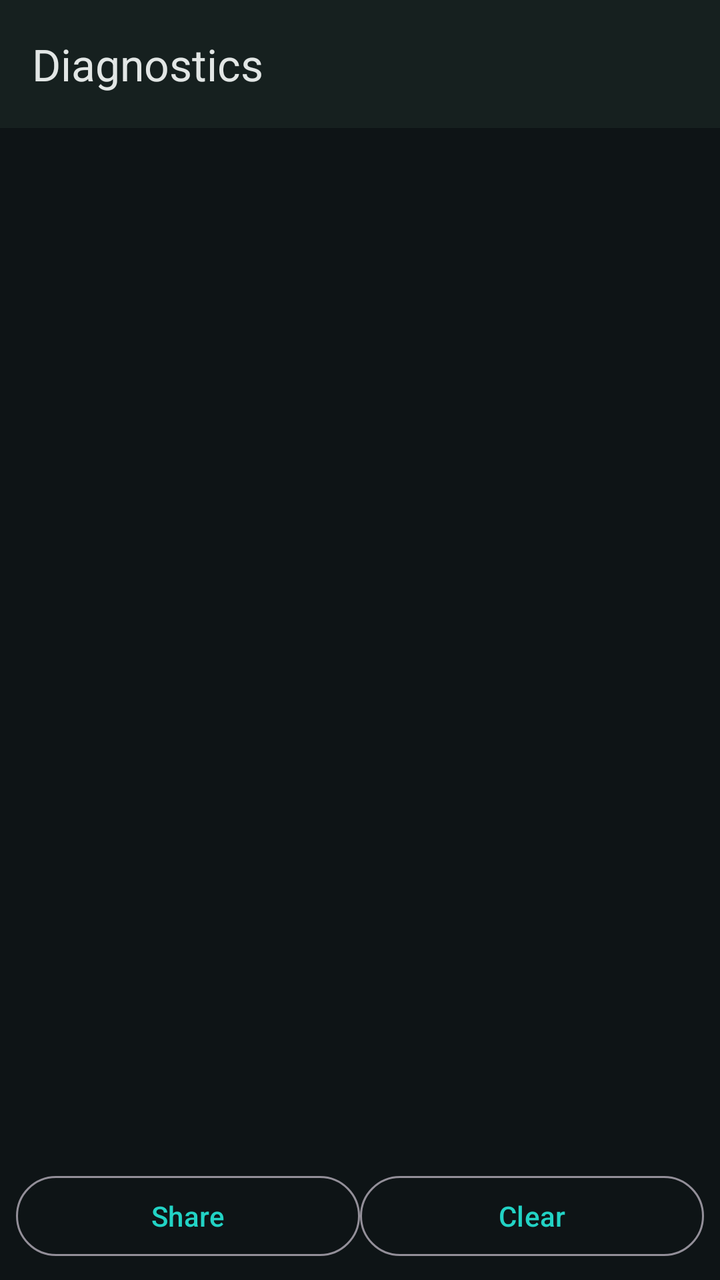
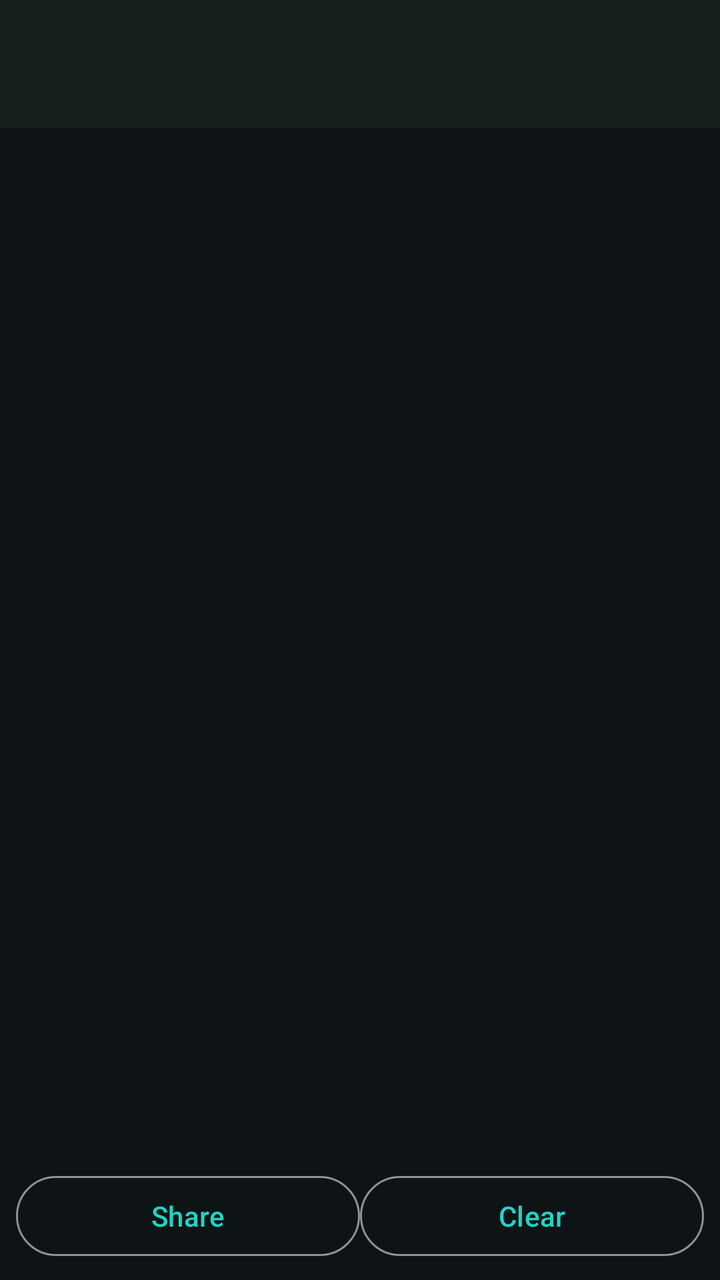

Before-and-after screenshots of an Android layout around one commit, followed by the original layout XML and the change that was made.
<!-- AndroidManifest.xml: application theme Theme.MissingLynk -->
<!-- res/layout/activity_diagnostics.xml -->
<?xml version="1.0" encoding="utf-8"?>
<LinearLayout xmlns:android="http://schemas.android.com/apk/res/android"
    xmlns:app="http://schemas.android.com/apk/res-auto"
    android:layout_width="match_parent"
    android:layout_height="match_parent"
    android:orientation="vertical"
    android:fitsSystemWindows="true">

    <com.google.android.material.appbar.MaterialToolbar
        android:id="@+id/toolbar"
        android:layout_width="match_parent"
        android:layout_height="?attr/actionBarSize"
        android:background="?attr/colorSurface"
        app:title="@string/diagnostics_title"
        app:titleTextColor="?attr/colorOnSurface" />

    <ScrollView
        android:id="@+id/diag_scroll"
        android:layout_width="match_parent"
        android:layout_height="0dp"
        android:layout_weight="1">

        <TextView
            android:id="@+id/diag_text"
            android:layout_width="match_parent"
            android:layout_height="wrap_content"
            android:padding="16dp"
            android:fontFamily="monospace"
            android:textSize="12sp"
            android:textIsSelectable="true" />
    </ScrollView>

    <LinearLayout
        android:layout_width="match_parent"
        android:layout_height="wrap_content"
        android:orientation="horizontal"
        android:padding="8dp">

        <Button
            android:id="@+id/diag_share"
            style="?attr/materialButtonOutlinedStyle"
            android:layout_width="0dp"
            android:layout_height="wrap_content"
            android:layout_weight="1"
            android:text="@string/diag_share" />

        <Button
            android:id="@+id/diag_clear"
            style="?attr/materialButtonOutlinedStyle"
            android:layout_width="0dp"
            android:layout_height="wrap_content"
            android:layout_weight="1"
            android:text="@string/diag_clear" />
    </LinearLayout>

</LinearLayout>
<!-- resources referenced by this layout -->
<resources>
  <string name="diag_clear">Clear</string>
  <string name="diag_share">Share</string>
  <string name="diagnostics_title">Diagnostics</string>
  <style name="Theme.MissingLynk" parent="Base.Theme.MissingLynk" />
  <style name="Base.Theme.MissingLynk" parent="Theme.Material3.Dark.NoActionBar">
          <item name="colorPrimary">@color/ml_primary</item>
          <item name="colorOnPrimary">@color/ml_on_primary</item>
          <item name="colorSecondary">@color/ml_primary</item>
          <item name="colorOnSecondary">@color/ml_on_primary</item>
          <item name="android:colorBackground">@color/ml_background</item>
          <item name="colorSurface">@color/ml_surface</item>
          <item name="colorSurfaceContainer">@color/ml_surface_variant</item>
          <item name="colorOnSurface">@color/ml_on_surface</item>
          <item name="colorOnSurfaceVariant">@color/ml_on_surface_variant</item>
          <item name="android:statusBarColor">@color/ml_background</item>
      </style>
  <color name="ml_primary">#22D3C5</color>
  <color name="ml_on_primary">#00332E</color>
  <color name="ml_background">#0E1416</color>
  <color name="ml_surface">#16201F</color>
  <color name="ml_surface_variant">#1F2A29</color>
  <color name="ml_on_surface">#E2E6E5</color>
  <color name="ml_on_surface_variant">#A8B3B1</color>
</resources>

<!-- the commit's change to res/layout/activity_diagnostics.xml (unified diff, before → after) -->
@@ -11,7 +11,6 @@
         android:layout_width="match_parent"
         android:layout_height="?attr/actionBarSize"
         android:background="?attr/colorSurface"
-        app:title="@string/diagnostics_title"
         app:titleTextColor="?attr/colorOnSurface" />
 
     <ScrollView
<!-- resource entries referenced after the edit -->
@@ -2,7 +2,6 @@
 <resources>
   <string name="diag_clear">Clear</string>
   <string name="diag_share">Share</string>
-  <string name="diagnostics_title">Diagnostics</string>
   <style name="Theme.MissingLynk" parent="Base.Theme.MissingLynk" />
   <style name="Base.Theme.MissingLynk" parent="Theme.Material3.Dark.NoActionBar">
           <item name="colorPrimary">@color/ml_primary</item>
